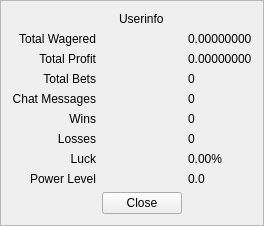
First picture: the form in userinfoframe.ui, repository zwangsfixiert/yet-another-dice-bot, before the edit.
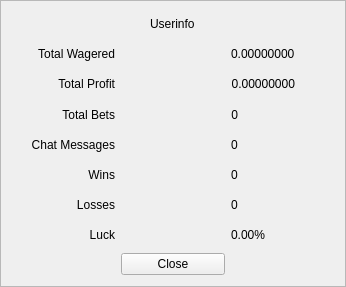
Second picture: the form after the edit.

What changed in the file:
```diff
--- a/userinfoframe.ui
+++ b/userinfoframe.ui
@@ -2,6 +2,14 @@
 <ui version="4.0">
  <class>UserInfoFrame</class>
  <widget class="QFrame" name="UserInfoFrame">
+  <property name="geometry">
+   <rect>
+    <x>0</x>
+    <y>0</y>
+    <width>346</width>
+    <height>287</height>
+   </rect>
+  </property>
   <property name="windowTitle">
    <string>Frame</string>
   </property>
@@ -12,55 +20,65 @@
    <enum>QFrame::Raised</enum>
   </property>
   <layout class="QGridLayout" name="gridLayout">
-   <item row="5" column="0">
-    <widget class="QLabel" name="winsLabel">
+   <item row="9" column="2">
+    <widget class="QLabel" name="losses">
      <property name="text">
-      <string>Wins</string>
+      <string>0</string>
+     </property>
+    </widget>
+   </item>
+   <item row="8" column="2">
+    <widget class="QLabel" name="wins">
+     <property name="text">
+      <string>0</string>
+     </property>
+    </widget>
+   </item>
+   <item row="2" column="2">
+    <widget class="QLabel" name="totalWagered">
+     <property name="text">
+      <string>0.00000000</string>
      </property>
      <property name="alignment">
-      <set>Qt::AlignRight|Qt::AlignTrailing|Qt::AlignVCenter</set>
+      <set>Qt::AlignLeading|Qt::AlignLeft|Qt::AlignVCenter</set>
      </property>
     </widget>
    </item>
-   <item row="2" column="4">
+   <item row="4" column="2" alignment="Qt::AlignLeft">
     <widget class="QLabel" name="totalProfit">
      <property name="text">
       <string>0.00000000</string>
      </property>
+     <property name="alignment">
+      <set>Qt::AlignRight|Qt::AlignTrailing|Qt::AlignVCenter</set>
+     </property>
     </widget>
    </item>
-   <item row="8" column="0">
-    <widget class="QLabel" name="powerLevelLabel">
+   <item row="1" column="1" alignment="Qt::AlignHCenter">
+    <widget class="QLabel" name="userinfoLabel">
      <property name="text">
-      <string>Power Level</string>
+      <string>Userinfo</string>
      </property>
-     <property name="alignment">
-      <set>Qt::AlignRight|Qt::AlignTrailing|Qt::AlignVCenter</set>
-     </property>
     </widget>
    </item>
-   <item row="8" column="4">
-    <widget class="QLabel" name="powerLevel">
+   <item row="9" column="0">
+    <widget class="QLabel" name="lossesLabel">
      <property name="text">
-      <string>0.0</string>
+      <string>Losses</string>
      </property>
+     <property name="alignment">
+      <set>Qt::AlignRight|Qt::AlignTrailing|Qt::AlignVCenter</set>
+     </property>
     </widget>
    </item>
-   <item row="7" column="4">
+   <item row="10" column="2">
     <widget class="QLabel" name="luck">
      <property name="text">
       <string>0.00%</string>
      </property>
     </widget>
    </item>
-   <item row="3" column="4">
-    <widget class="QLabel" name="totalBets">
-     <property name="text">
-      <string>0</string>
-     </property>
-    </widget>
-   </item>
-   <item row="7" column="0">
+   <item row="10" column="0">
     <widget class="QLabel" name="luckLabel">
      <property name="text">
       <string>Luck</string>
@@ -70,72 +88,17 @@
      </property>
     </widget>
    </item>
-   <item row="4" column="4">
-    <widget class="QLabel" name="chatMessages">
+   <item row="8" column="0">
+    <widget class="QLabel" name="winsLabel">
      <property name="text">
-      <string>0</string>
+      <string>Wins</string>
      </property>
-    </widget>
-   </item>
-   <item row="0" column="2" alignment="Qt::AlignHCenter">
-    <widget class="QLabel" name="userinfoLabel">
-     <property name="text">
-      <string>Userinfo</string>
-     </property>
-    </widget>
-   </item>
-   <item row="1" column="4">
-    <widget class="QLabel" name="totalWagered">
-     <property name="text">
-      <string>0.00000000</string>
-     </property>
-    </widget>
-   </item>
-   <item row="6" column="4">
-    <widget class="QLabel" name="losses">
-     <property name="text">
-      <string>0</string>
+     <property name="alignment">
+      <set>Qt::AlignRight|Qt::AlignTrailing|Qt::AlignVCenter</set>
      </property>
     </widget>
    </item>
    <item row="2" column="0">
-    <widget class="QLabel" name="totalProfitLabal">
-     <property name="text">
-      <string>Total Profit</string>
-     </property>
-     <property name="alignment">
-      <set>Qt::AlignRight|Qt::AlignTrailing|Qt::AlignVCenter</set>
-     </property>
-    </widget>
-   </item>
-   <item row="5" column="4">
-    <widget class="QLabel" name="wins">
-     <property name="text">
-      <string>0</string>
-     </property>
-    </widget>
-   </item>
-   <item row="4" column="0">
-    <widget class="QLabel" name="chatMessageLabel">
-     <property name="text">
-      <string>Chat Messages</string>
-     </property>
-     <property name="alignment">
-      <set>Qt::AlignRight|Qt::AlignTrailing|Qt::AlignVCenter</set>
-     </property>
-    </widget>
-   </item>
-   <item row="6" column="0">
-    <widget class="QLabel" name="lossesLabel">
-     <property name="text">
-      <string>Losses</string>
-     </property>
-     <property name="alignment">
-      <set>Qt::AlignRight|Qt::AlignTrailing|Qt::AlignVCenter</set>
-     </property>
-    </widget>
-   </item>
-   <item row="1" column="0">
     <widget class="QLabel" name="totalWageredLabel">
      <property name="text">
       <string>Total Wagered</string>
@@ -145,7 +108,17 @@
      </property>
     </widget>
    </item>
-   <item row="3" column="0">
+   <item row="4" column="0">
+    <widget class="QLabel" name="totalProfitLabal">
+     <property name="text">
+      <string>Total Profit</string>
+     </property>
+     <property name="alignment">
+      <set>Qt::AlignRight|Qt::AlignTrailing|Qt::AlignVCenter</set>
+     </property>
+    </widget>
+   </item>
+   <item row="5" column="0">
     <widget class="QLabel" name="totalBetsLabel">
      <property name="text">
       <string>Total Bets</string>
@@ -155,7 +128,34 @@
      </property>
     </widget>
    </item>
-   <item row="9" column="2">
+   <item row="5" column="2" alignment="Qt::AlignLeft">
+    <widget class="QLabel" name="totalBets">
+     <property name="text">
+      <string>0</string>
+     </property>
+     <property name="alignment">
+      <set>Qt::AlignRight|Qt::AlignTrailing|Qt::AlignVCenter</set>
+     </property>
+    </widget>
+   </item>
+   <item row="6" column="0">
+    <widget class="QLabel" name="chatMessageLabel">
+     <property name="text">
+      <string>Chat Messages</string>
+     </property>
+     <property name="alignment">
+      <set>Qt::AlignRight|Qt::AlignTrailing|Qt::AlignVCenter</set>
+     </property>
+    </widget>
+   </item>
+   <item row="6" column="2">
+    <widget class="QLabel" name="chatMessages">
+     <property name="text">
+      <string>0</string>
+     </property>
+    </widget>
+   </item>
+   <item row="11" column="1">
     <widget class="QPushButton" name="closeButton">
      <property name="text">
       <string>Close</string>
```
